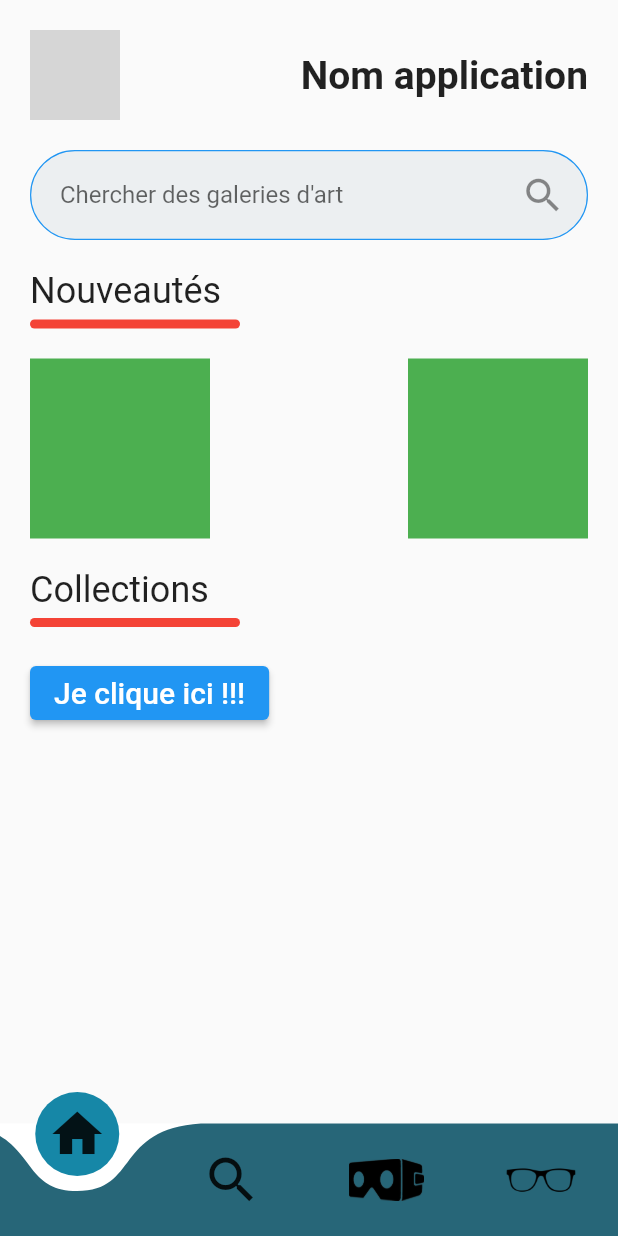
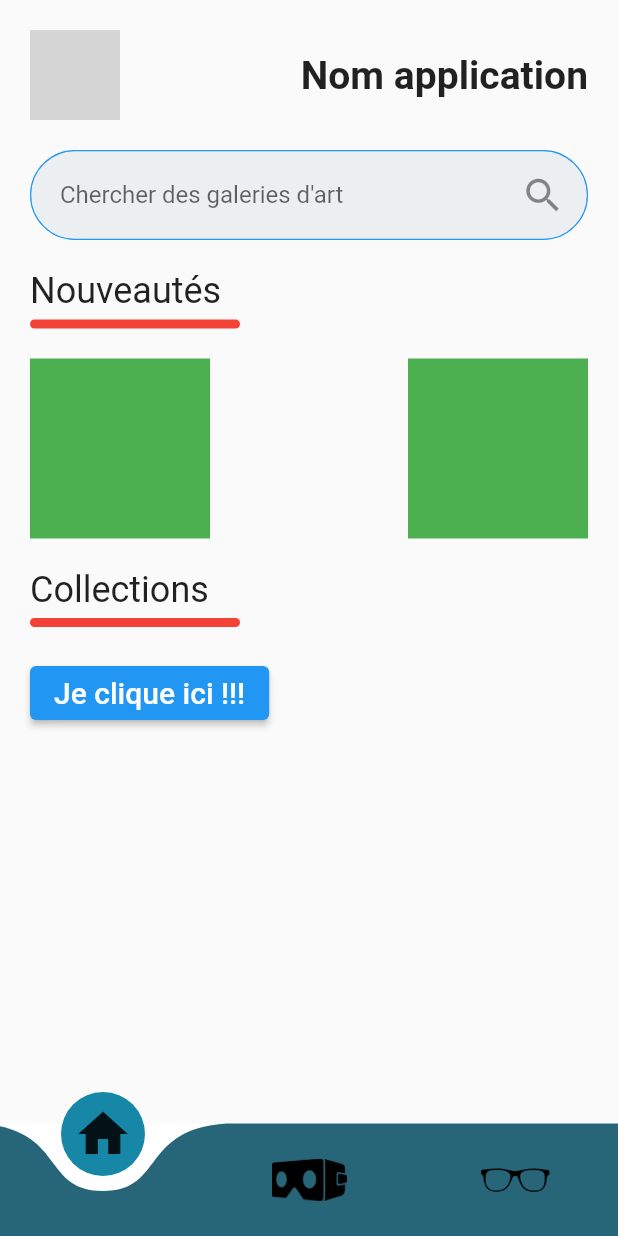
Before and after one commit to Nv3l/Optic_3000, a Flutter app: the screen it shows after launch, on a phone screen of 412 x 824 dp. Run offline on Flutter 3.47's test engine with Material 2 defaults, Android fonts, the light colour scheme and no system bars; drawn by our look-alikes of curved_navigation_bar; our stand-ins replace cached_network_image; network calls fail; grey boxes are pictures that could not be loaded.

Commit message:
Adding navigation functions
Commit that add navigation function beetween all differents screens/pages

```diff
--- a/lib/main.dart
+++ b/lib/main.dart
@@ -1,5 +1,6 @@
 import 'package:flutter/material.dart';
-import 'package:flutter_app_lds_epsi_2/pages/home/home_page.dart';
+
+import 'package:flutter_app_lds_epsi_2/pages/main_screen.dart';
 
 void main() {
   runApp(MyApp());
@@ -10,12 +11,12 @@ class MyApp extends StatelessWidget {
   @override
   Widget build(BuildContext context) {
     return MaterialApp(
-      title: 'EPSI - LDS B2',
+      title: 'Optic 300',
       debugShowCheckedModeBanner: false,
       theme: ThemeData(
         primarySwatch: Colors.blue,
       ),
-      home: HomePageWidget()
+      home: MainPage()
     );
   }
 }
--- a/lib/pages/home/home_page.dart
+++ b/lib/pages/home/home_page.dart
@@ -2,8 +2,10 @@ import 'package:cached_network_image/cached_network_image.dart';
 import 'package:flutter/material.dart';
 import 'package:curved_navigation_bar/curved_navigation_bar.dart';
 
+
 import 'package:flutter_app_lds_epsi_2/pages/home/widgets/custom_text_form_field.dart';
 import 'package:flutter_app_lds_epsi_2/pages/product/product_page.dart';
+import 'package:flutter_app_lds_epsi_2/widgets/navbar_key.dart';
 
 class HomePageWidget extends StatefulWidget {
   @override
@@ -14,46 +16,9 @@ class _HomePageWidgetState extends State<HomePageWidget> {
 
   String textToUpdate = "Nouveautés";
   bool textToUpdateState = false;
-
   @override
   Widget build(BuildContext context) {
     return Scaffold(
-        bottomNavigationBar: CurvedNavigationBar(
-          color: Color.fromARGB(255, 39, 102, 120),
-          buttonBackgroundColor: Color.fromARGB(255, 22, 135, 167),
-          backgroundColor: Colors.white,
-          items: <Widget>[
-            Icon(Icons.home, size: 40,),
-            Icon(Icons.search, size: 40),
-            Container(
-              height: 50,
-              width: 50,
-              decoration: BoxDecoration(
-                //color: Colors.green,
-                  image: DecorationImage(
-                      fit: BoxFit.fitWidth,
-                      image: AssetImage('assets/img/virtual_reality_logo_button.png')
-                  )
-              ),
-            ),
-
-            Container(
-              height: 50,
-              width: 50,
-              decoration: BoxDecoration(
-                //color: Colors.green,
-                  image: DecorationImage(
-                      fit: BoxFit.fitWidth,
-                      image: AssetImage('assets/img/glasses_logo_button.png')
-                  )
-              ),
-            ),
-
-          ],
-          onTap: (index) {
-            //Handle button tap
-          },
-        ),
         body: SingleChildScrollView(
           child: SafeArea(
               child: Container(
@@ -122,7 +87,10 @@ class _HomePageWidgetState extends State<HomePageWidget> {
                         mainAxisAlignment: MainAxisAlignment.spaceBetween,
                         children: [
                           GestureDetector(
-                            onTap: () => Navigator.push(context, MaterialPageRoute(builder: (context) => ProductPage())),
+                            onTap: () {
+                              final CurvedNavigationBarState navState = NavbarKey.getKey().currentState;
+                              navState.setPage(2);
+                            },
                             child: Container(
                               height: 120,
                               width: 120,
--- /dev/null
+++ b/lib/pages/main_screen.dart
@@ -0,0 +1,91 @@
+import 'package:flutter/material.dart';
+import 'package:curved_navigation_bar/curved_navigation_bar.dart';
+
+import 'package:flutter_app_lds_epsi_2/pages/product/product_page.dart';
+import 'package:flutter_app_lds_epsi_2/pages/visualisation/visualisation_page.dart';
+import 'package:flutter_app_lds_epsi_2/pages/home/home_page.dart';
+import 'package:flutter_app_lds_epsi_2/widgets/navbar_key.dart';
+
+class MainPage extends StatefulWidget {
+  @override
+  _MainPage createState() => _MainPage();
+}
+
+class _MainPage extends State<MainPage> {
+
+  int selectedIndex = 0;
+  final pages = [HomePageWidget(), ProductPage(), VisualisationPage()];
+
+  @override
+  Widget build(BuildContext context) {
+    return Scaffold(
+        bottomNavigationBar: CurvedNavigationBar(
+          index: selectedIndex,
+          key: NavbarKey.getKey(),
+          animationDuration: const Duration(milliseconds: 350),
+          color: Color.fromARGB(255, 39, 102, 120),
+          buttonBackgroundColor: Color.fromARGB(255, 22, 135, 167),
+          backgroundColor: Colors.white,
+          items: <Widget>[
+            Icon(Icons.home, size: 40,),
+            //Icon(Icons.search, size: 40),
+            Container(
+              height: 50,
+              width: 50,
+              decoration: BoxDecoration(
+                //color: Colors.green,
+                  image: DecorationImage(
+                      fit: BoxFit.fitWidth,
+                      image: AssetImage('assets/img/virtual_reality_logo_button.png')
+                  )
+              ),
+            ),
+            Container(
+              height: 50,
+              width: 50,
+              decoration: BoxDecoration(
+                //color: Colors.green,
+                  image: DecorationImage(
+                      fit: BoxFit.fitWidth,
+                      image: AssetImage('assets/img/glasses_logo_button.png')
+                  )
+              ),
+            ),
+          ],
+          onTap: (index) {
+            setState(() {
+              selectedIndex = index;
+            });
+          },
+        ),
+        body: pages[selectedIndex],
+    );
+  }
+
+  Widget buildTextBoxWithLine(String text) {
+    return Column(
+      crossAxisAlignment: CrossAxisAlignment.start,
+      children: [
+        Text(
+          text,
+          style: TextStyle(
+              fontSize: 24,
+              fontWeight: FontWeight.w400
+          ),
+        ),
+        SizedBox(
+          height: 5,
+        ),
+        Container(
+          height: 6,
+          width: 140,
+          decoration: BoxDecoration(
+              borderRadius: BorderRadius.circular(50),
+              color: Colors.red
+          ),
+        )
+      ],
+    );
+  }
+
+}
--- /dev/null
+++ b/lib/widgets/navbar_key.dart
@@ -0,0 +1,9 @@
+import 'package:flutter/cupertino.dart';
+
+class NavbarKey {
+  NavbarKey._();
+
+  static final GlobalKey _key = GlobalKey();
+
+  static GlobalKey getKey() => _key;
+}
```
Also changed, not shown: lib/pages/visualisation/visualisation_page.dart (added, +13 -0 lines).
